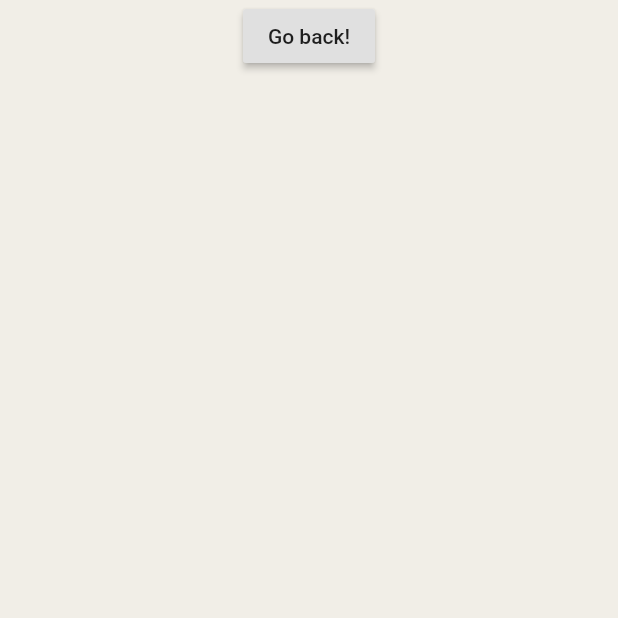
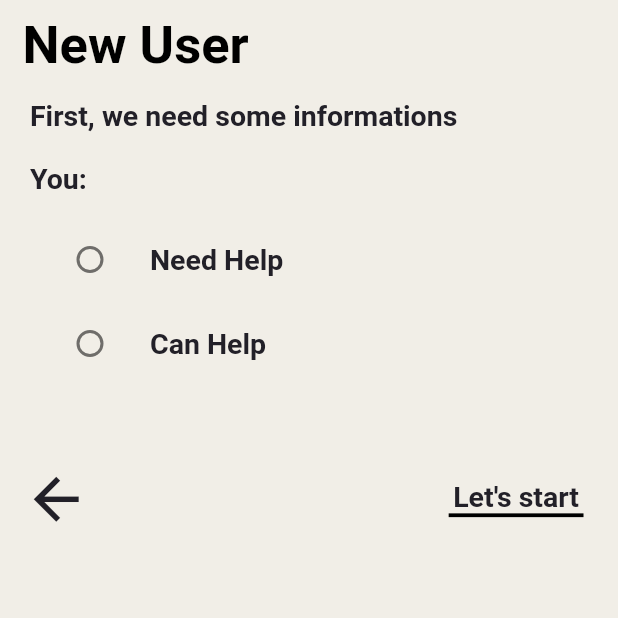
Before and after one commit to GustavoHen12/apostolicare, a Flutter app: the Questions1 screen opened directly, on a phone screen of 412 x 824 dp, the top half of it. Run offline on Flutter 3.47's test engine with Material 2 defaults, Android fonts, the light colour scheme and no system bars.

Commit message:
inicia primeira pagina de SignIn

```diff
--- a/apostolicare/lib/screens/newUser/questions/firsPage.dart
+++ b/apostolicare/lib/screens/newUser/questions/firsPage.dart
@@ -2,6 +2,14 @@ import 'package:flutter/material.dart';
 
 class Questions1 extends StatelessWidget
 {
+  static _txtStyle()
+  {
+    return TextStyle(fontFamily: 'RobotoMono',
+                      fontWeight: FontWeight.bold,
+                      fontSize: 19,
+                      color: Color.fromARGB(255, 34, 32, 40));
+  }
+
   @override
   Widget build(BuildContext context)
   {
@@ -10,19 +18,144 @@ class Questions1 extends StatelessWidget
      //backgroundColor: Colors.white,
       body: Center(
         child: new SafeArea(
-        child: Column(children: <Widget>[
+        child: Column(
+          mainAxisAlignment: MainAxisAlignment.start,
+          crossAxisAlignment: CrossAxisAlignment.start,
+          children: <Widget>[
+            _buildTitlePage(),
+            //_buildProgressBar(),
+            _buildQuestions(),
+            _buildButtons(context)
+        ]),
+      ),
+    )
+    );
+  }
 
-          RaisedButton(
-                    onPressed: () {
-                      Navigator.pop(context);
-                    },
-                    child: Text('Go back!'),
-                  )
-        ],
+  Widget _buildTitlePage()
+  {
+    return Container(
+      padding: EdgeInsets.only(top: 10, left: 15),
+      child:
+      Align(
+        alignment: Alignment.topLeft,
+        child: Text("New User",
+              style: TextStyle(fontFamily: 'RobotoMono',
+                              fontWeight: FontWeight.bold,
+                              fontSize: 35,
+                              color: Colors.black),
+              )
       )
+    );
+  }
 
-        ),
+  Widget _buildQuestions()
+  {
+    return Container(
+      padding: EdgeInsets.only(top: 15, left: 20),
+      child: Column(
+        crossAxisAlignment: CrossAxisAlignment.start,
+        mainAxisAlignment: MainAxisAlignment.start,
+        children: [
+          Container(
+            padding: EdgeInsets.only(top: 0),
+            child: Text("First, we need some informations",
+                        style: _txtStyle(),
+            )),
+          Container(
+            padding: EdgeInsets.only(top: 20),
+            child: Text("You:",
+                          style: _txtStyle(),
+            )),
+          Container(
+            child: new OptButton()
+          )
+        ]
       ),
     );
   }
+
+  Widget _buildButtons(_context)
+  {
+    return Container(
+      padding: EdgeInsets.symmetric(horizontal:7, vertical:45),
+      child: Row(
+        mainAxisAlignment: MainAxisAlignment.spaceBetween,
+        children: <Widget>[
+                IconButton(icon: Icon(Icons.arrow_back),
+                          iconSize: 45,
+                          color: Color.fromARGB(255, 34, 32, 40),
+                          onPressed: (){
+                            Navigator.pop(_context);
+                          }
+                ),
+                FlatButton(
+                  child: Container(
+                    padding: EdgeInsets.symmetric(horizontal: 3),
+                    decoration: BoxDecoration(border: Border(bottom: BorderSide(width:2.5))),
+                    child:Text("Let's start", style: _txtStyle(),)),
+                  //Vai para próxima pagina
+                  onPressed: (){},                )
+              ])
+    );
+  }
 }
+
+class OptButton extends StatefulWidget
+{
+  @override
+  OptButtonsState createState() => OptButtonsState();
+}
+
+//botoes para selecionar se precisa de ajuda ou se podem ajudar
+//o valor da resposta fica salvo em selected
+class OptButtonsState extends State<OptButton>
+{
+  static _txtStyle()
+  {
+    return TextStyle(fontFamily: 'RobotoMono',
+                      fontWeight: FontWeight.bold,
+                      fontSize: 19,
+                      color: Color.fromARGB(255, 34, 32, 40));
+  }
+
+  int _selected;
+  @override
+  void initState()
+  {
+    super.initState();
+    _selected = 0;
+  }
+
+  Widget build(BuildContext context)
+  {
+    return new Container(
+      padding: EdgeInsets.only(top: 15),
+      child: Column(
+        crossAxisAlignment: CrossAxisAlignment.center,
+        children:[
+          ListTile(
+            title: Text("Need Help", style: _txtStyle()),
+            leading: Radio(value: 1,
+                          groupValue: _selected,
+                          activeColor: Color.fromARGB(255, 34, 32, 40),
+                          onChanged: (int value){
+                             setState(() {_selected = value;});
+                          }
+                    )
+          ),
+          ListTile(
+            title: Text("Can Help", style: _txtStyle()),
+            leading: Radio(value: 2,
+                          groupValue: _selected,
+                          activeColor: Color.fromARGB(255, 34, 32, 40),
+                          onChanged: (int value){
+                             setState(() {_selected = value;});
+                          }
+                      )
+          )
+        ]
+      )
+    );
+  }
+}
```
